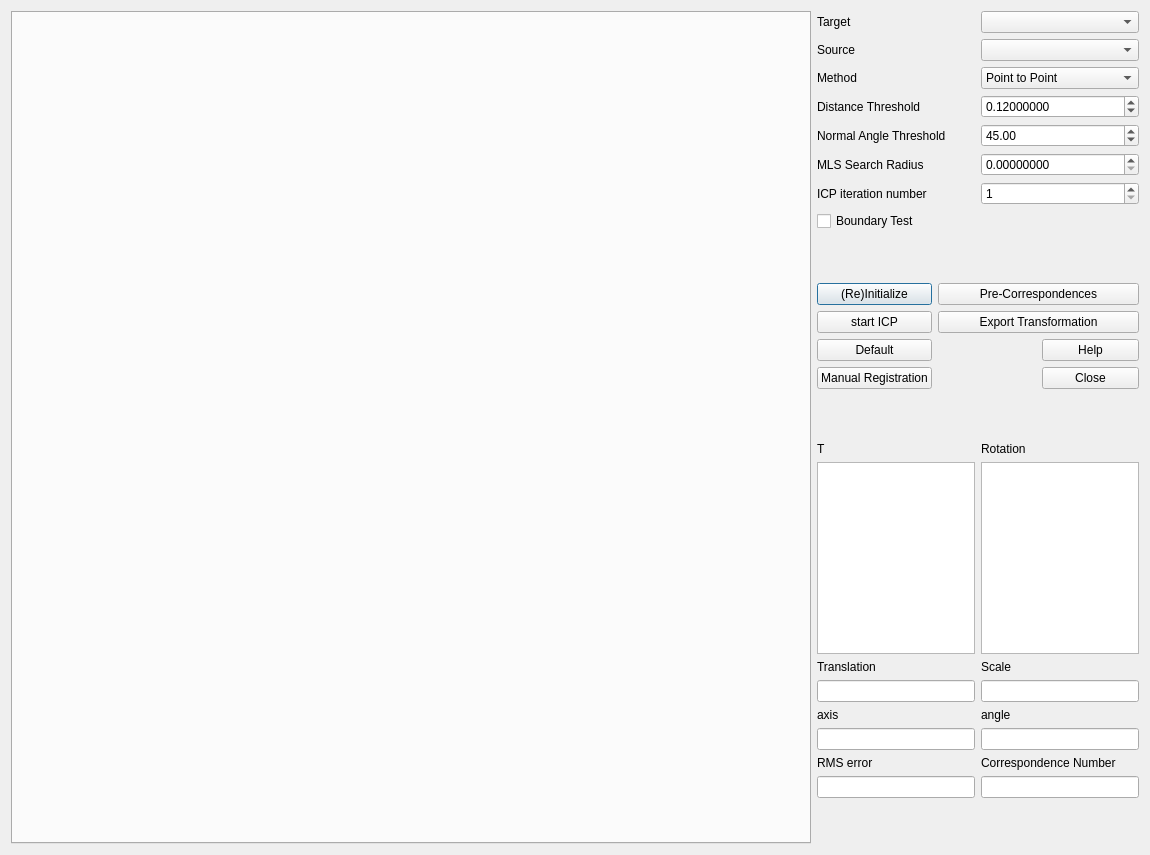
Before: the Qt Designer form ui/PairwiseRegistrationDialog.ui in Tonsty/Registar, drawn with Qt 5.
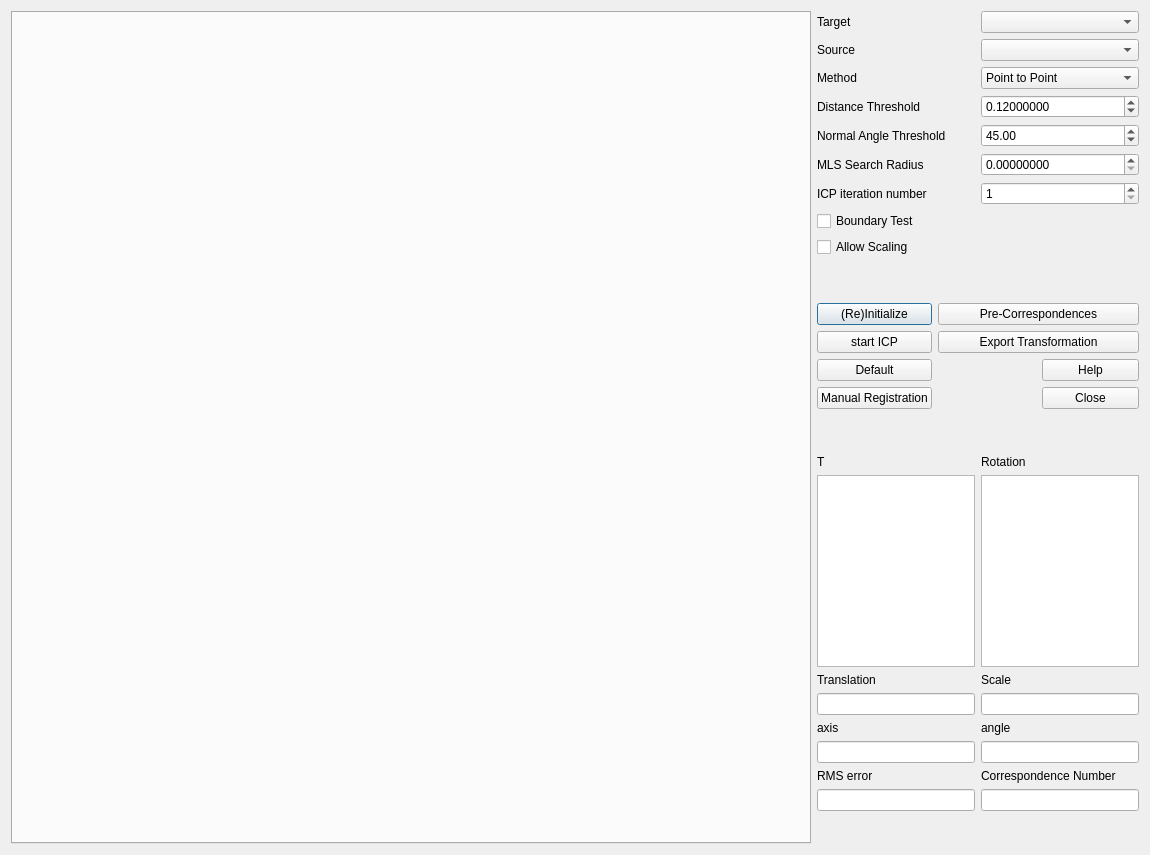
After: the same form once the commit is applied. Icons and pictures are not drawn.

Commit message: Add force transformation to rigid transformation function, it modify the registration transformation. And let the concatenating function including the  boundaries.

```diff
--- a/ui/PairwiseRegistrationDialog.ui
+++ b/ui/PairwiseRegistrationDialog.ui
@@ -173,6 +173,13 @@
        </property>
       </widget>
      </item>
+     <item>
+      <widget class="QCheckBox" name="scalingCheckBox">
+       <property name="text">
+        <string>Allow Scaling</string>
+       </property>
+      </widget>
+     </item>
      <item>
       <spacer name="verticalSpacer_3">
        <property name="orientation">
```
The commit also changes 9 other files.
